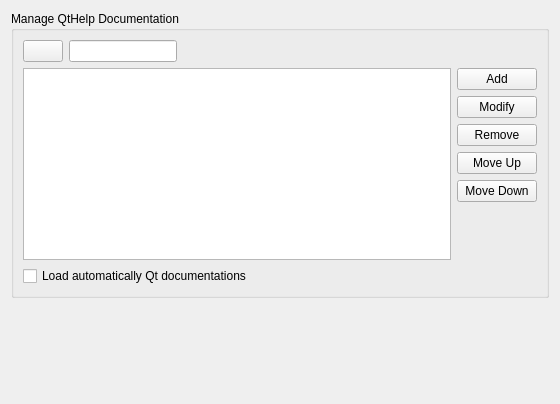
First picture: the form in documentation/qthelp/qthelpconfig.ui, repository KDE/kdevelop, before the edit.
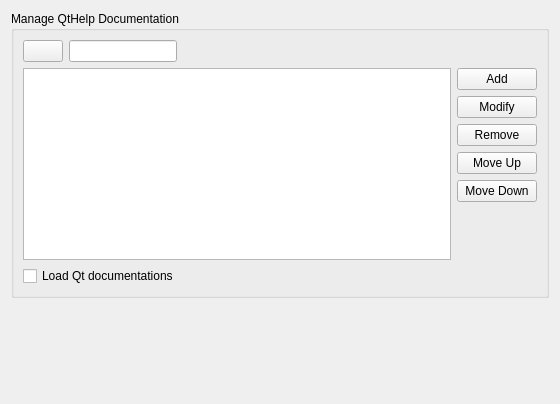
Second picture: the form after the edit. Custom widgets are drawn as their Qt base class.

Commit message:
Change QtHelp plugin string
-Change error string (more specific)

```diff
--- a/documentation/qthelp/qthelpconfig.ui
+++ b/documentation/qthelp/qthelpconfig.ui
@@ -162,7 +162,7 @@
       <item>
        <widget class="QCheckBox" name="loadQtDocsCheckBox">
         <property name="text">
-         <string>Load automatically Qt documentations</string>
+         <string>Load Qt documentations</string>
         </property>
        </widget>
       </item>
```
The commit also changes 1 other file.
